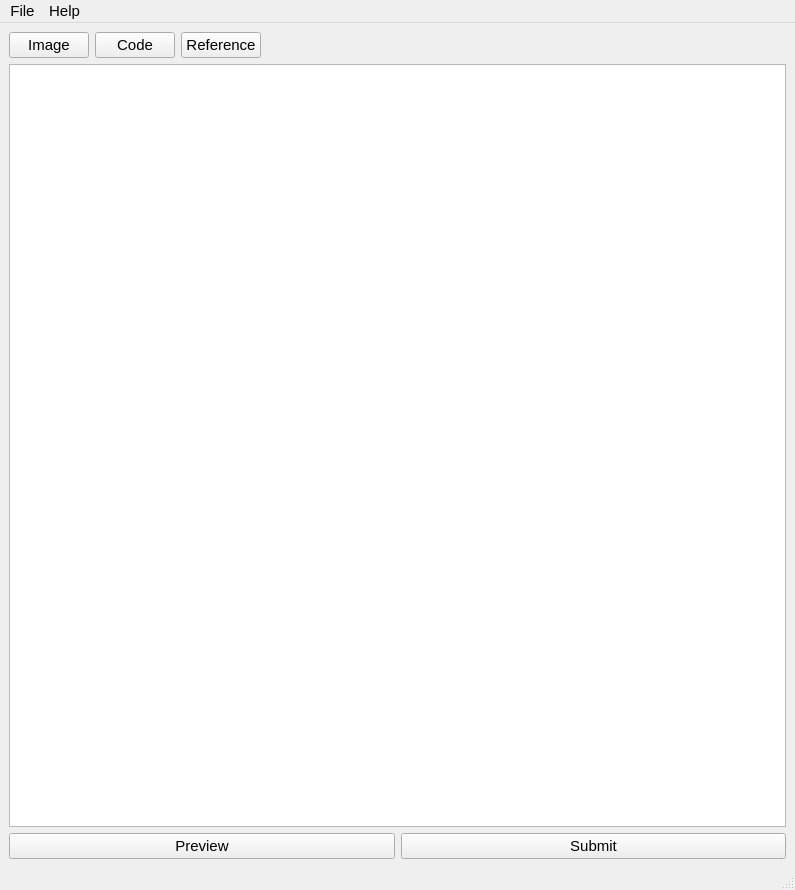
Qt form mainwindow.ui (sakusi4/MDWriter) before a commit.
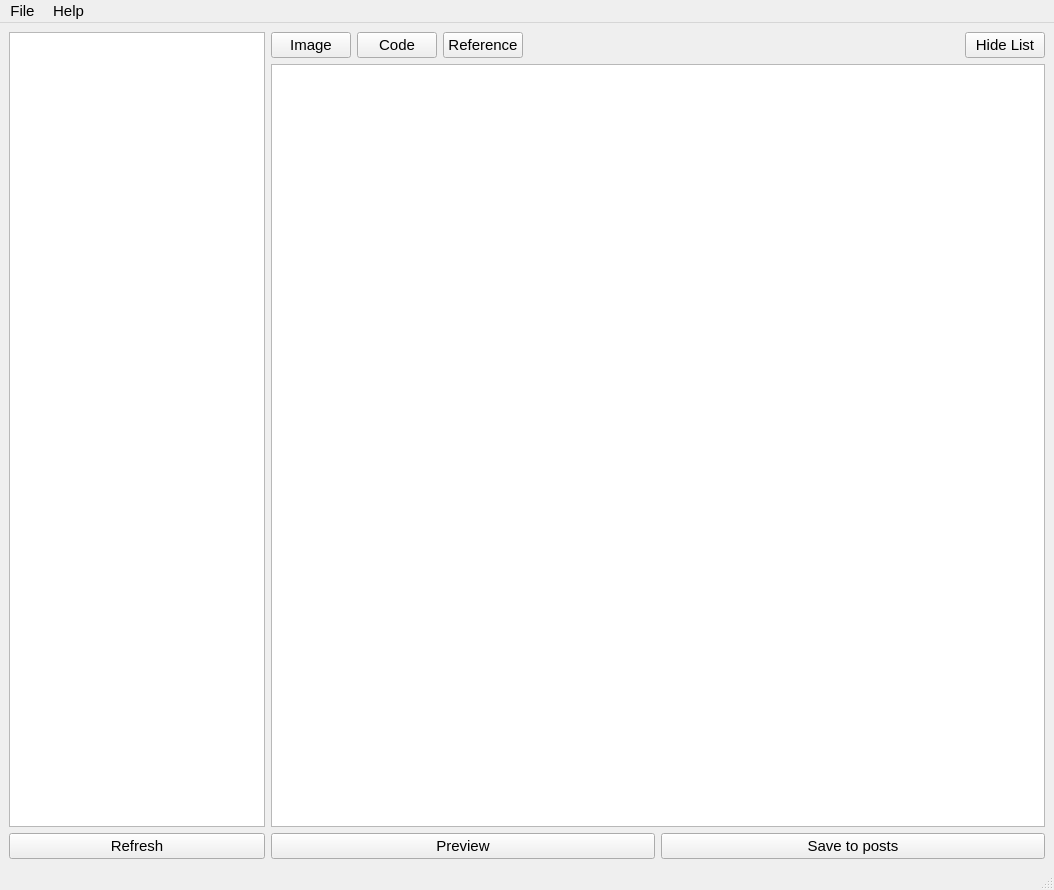
The same form after that commit. Icons and pictures are not drawn.

Diff of the .ui file:
```diff
--- a/mainwindow.ui
+++ b/mainwindow.ui
@@ -6,7 +6,7 @@
    <rect>
     <x>0</x>
     <y>0</y>
-    <width>795</width>
+    <width>1054</width>
     <height>890</height>
    </rect>
   </property>
@@ -14,7 +14,58 @@
    <string>MDWriter by sakusi4</string>
   </property>
   <widget class="QWidget" name="centralwidget">
-   <layout class="QVBoxLayout" name="verticalLayout">
+   <layout class="QHBoxLayout" name="horizontalLayout_4">
+    <item>
+     <layout class="QVBoxLayout" name="verticalLayout">
+      <item alignment="Qt::AlignLeft">
+       <widget class="QListWidget" name="listWidget_posts">
+        <property name="enabled">
+         <bool>true</bool>
+        </property>
+        <property name="maximumSize">
+         <size>
+          <width>300</width>
+          <height>16777215</height>
+         </size>
+        </property>
+        <property name="font">
+         <font>
+          <family>Arial</family>
+          <pointsize>10</pointsize>
+         </font>
+        </property>
+        <property name="contextMenuPolicy">
+         <enum>Qt::CustomContextMenu</enum>
+        </property>
+        <property name="editTriggers">
+         <set>QAbstractItemView::DoubleClicked</set>
+        </property>
+        <property name="sortingEnabled">
+         <bool>true</bool>
+        </property>
+       </widget>
+      </item>
+      <item>
+       <widget class="QPushButton" name="pushBtn_refresh_posts">
+        <property name="enabled">
+         <bool>true</bool>
+        </property>
+        <property name="font">
+         <font>
+          <family>Arial</family>
+          <pointsize>11</pointsize>
+         </font>
+        </property>
+        <property name="text">
+         <string>Refresh</string>
+        </property>
+        <property name="flat">
+         <bool>false</bool>
+        </property>
+       </widget>
+      </item>
+     </layout>
+    </item>
     <item>
      <layout class="QHBoxLayout" name="horizontalLayout_5">
       <item>
@@ -94,6 +145,22 @@
             </property>
            </spacer>
           </item>
+          <item>
+           <widget class="QPushButton" name="pushBtn_toggle_list">
+            <property name="font">
+             <font>
+              <family>Arial</family>
+              <pointsize>11</pointsize>
+             </font>
+            </property>
+            <property name="styleSheet">
+             <string notr="true"/>
+            </property>
+            <property name="text">
+             <string>Hide List</string>
+            </property>
+           </widget>
+          </item>
          </layout>
         </item>
         <item>
@@ -130,7 +197,7 @@
              </font>
             </property>
             <property name="text">
-             <string>Submit</string>
+             <string>Save to posts</string>
             </property>
            </widget>
           </item>
@@ -147,7 +214,7 @@
     <rect>
      <x>0</x>
      <y>0</y>
-     <width>795</width>
+     <width>1054</width>
      <height>23</height>
     </rect>
    </property>
@@ -157,21 +224,41 @@
      <pointsize>11</pointsize>
     </font>
    </property>
-   <widget class="QMenu" name="menuMenu">
+   <widget class="QMenu" name="menu_file">
+    <property name="geometry">
+     <rect>
+      <x>339</x>
+      <y>102</y>
+      <width>161</width>
+      <height>119</height>
+     </rect>
+    </property>
+    <property name="font">
+     <font>
+      <family>Arial</family>
+      <pointsize>11</pointsize>
+     </font>
+    </property>
     <property name="title">
-     <string>File</string>
+     <string>File </string>
     </property>
     <addaction name="menu_new"/>
     <addaction name="menu_open"/>
     <addaction name="menu_setting"/>
    </widget>
    <widget class="QMenu" name="menuHelp">
+    <property name="font">
+     <font>
+      <family>Arial</family>
+      <pointsize>11</pointsize>
+     </font>
+    </property>
     <property name="title">
      <string>Help</string>
     </property>
     <addaction name="menu_about"/>
    </widget>
-   <addaction name="menuMenu"/>
+   <addaction name="menu_file"/>
    <addaction name="menuHelp"/>
   </widget>
   <widget class="QStatusBar" name="statusBar"/>
```
Left out of the diff: 46 changed lines with no effect on the pictures.
